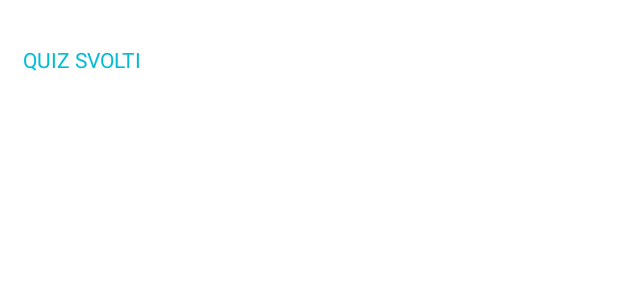
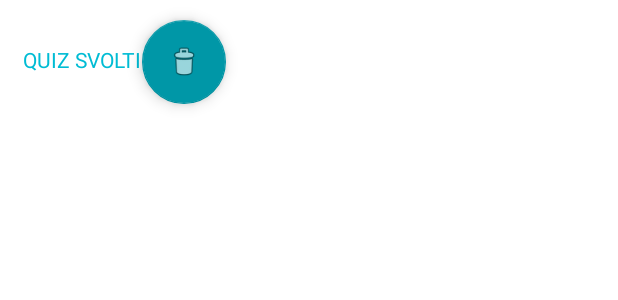
Before and after one commit to matteo07/DirittoPrivato, an Android app: the layout activity_profile.xml on its own in the app's theme, with its tools: preview values and no code run, on a phone screen of 412 x 824 dp. Shown: the top 300 px of the screen. Run offline under Robolectric (Android 15) with nearby library versions, the phone set to English and light mode, and no system bars; network calls fail.

Commit message:
button on profile activity

```diff
--- a/app/src/main/java/com/example/pier/dirittoprivato/MainActivity.java
+++ b/app/src/main/java/com/example/pier/dirittoprivato/MainActivity.java
@@ -1,11 +1,7 @@
 package com.example.pier.dirittoprivato;
 
-import android.content.Context;
-import android.content.DialogInterface;
 import android.content.Intent;
-import android.content.SharedPreferences;
 import android.os.Bundle;
-import android.support.v7.app.AlertDialog;
 import android.support.v7.app.AppCompatActivity;
 import android.view.View;
 import android.widget.Button;
@@ -66,28 +62,4 @@ public class MainActivity extends AppCompatActivity {
         Intent intent = new Intent(this, InformationActivity.class);
         startActivity(intent);
     }
-    //call deleteStats through floating
-    public void deleteStas(View view){
-        AlertDialog.Builder a_builder = new AlertDialog.Builder(MainActivity.this);
-        a_builder.setMessage("Sicuro di voler cancellare le statistiche relative ai quiz svolti fino ad ora?").setCancelable(false)
-                .setPositiveButton("Sì", new DialogInterface.OnClickListener() {
-                    @Override
-                    public void onClick(DialogInterface dialog, int which) {
-                        SharedPreferences sharedPref = getApplicationContext().getSharedPreferences(getString(R.string.storico), Context.MODE_PRIVATE);
-                        sharedPref.edit().clear().commit();
-                        dbAdapter.deleteErrors();
-                    }
-                })
-                .setNegativeButton("No", new DialogInterface.OnClickListener() {
-                    @Override
-                    public void onClick(DialogInterface dialog, int which) {
-                        dialog.cancel();
-                       dialog.cancel();
-
-                    }
-                });
-        AlertDialog alert = a_builder.create();
-        alert.setTitle("");
-        alert.show();
-    }
 }
--- a/app/src/main/java/com/example/pier/dirittoprivato/ProfileActivity.java
+++ b/app/src/main/java/com/example/pier/dirittoprivato/ProfileActivity.java
@@ -1,10 +1,13 @@
 package com.example.pier.dirittoprivato;
 
 import android.content.Context;
+import android.content.DialogInterface;
 import android.content.SharedPreferences;
 import android.os.Bundle;
+import android.support.v7.app.AlertDialog;
 import android.support.v7.app.AppCompatActivity;
 import android.util.Log;
+import android.view.View;
 import android.widget.ArrayAdapter;
 import android.widget.ListView;
 import android.widget.TextView;
@@ -60,4 +63,30 @@ public class ProfileActivity extends AppCompatActivity {
         quizSvolti.setText(getString(R.string.quiz_svolti_textView) + " : " + numQuiz);
 
     }
+
+    //call deleteStats through floating
+    public void deleteStas(View view){
+        AlertDialog.Builder a_builder = new AlertDialog.Builder(ProfileActivity.this);
+        a_builder.setMessage("Sicuro di voler cancellare le statistiche relative ai quiz svolti fino ad ora?").setCancelable(false)
+                .setPositiveButton("Sì", new DialogInterface.OnClickListener() {
+                    @Override
+                    public void onClick(DialogInterface dialog, int which) {
+                        SharedPreferences sharedPref = getApplicationContext().getSharedPreferences(getString(R.string.storico), Context.MODE_PRIVATE);
+                        sharedPref.edit().clear().commit();
+                        dbAdapter.deleteErrors();
+                        finish();
+                    }
+                })
+                .setNegativeButton("No", new DialogInterface.OnClickListener() {
+                    @Override
+                    public void onClick(DialogInterface dialog, int which) {
+                        dialog.cancel();
+                        dialog.cancel();
+
+                    }
+                });
+        AlertDialog alert = a_builder.create();
+        alert.setTitle("");
+        alert.show();
+    }
 }
--- a/app/src/main/res/layout-v21/activity_profile.xml
+++ b/app/src/main/res/layout-v21/activity_profile.xml
@@ -1,22 +1,39 @@
-<RelativeLayout xmlns:android="http://schemas.android.com/apk/res/android"
+<LinearLayout xmlns:android="http://schemas.android.com/apk/res/android"
     xmlns:tools="http://schemas.android.com/tools"
     android:layout_width="match_parent"
     android:layout_height="match_parent"
+    xmlns:app="http://schemas.android.com/apk/res-auto"
     android:background="@color/white"
     tools:context="com.example.pier.dirittoprivato.ProfileActivity"
+    android:orientation="vertical">
+
+    <LinearLayout
+        android:layout_width="match_parent"
+        android:layout_height="wrap_content"
         >
-
-
         <TextView
 
             android:text="@string/quiz_svolti_textView"
-        android:layout_width="384dp"
+            android:layout_width="wrap_content"
             android:id="@+id/quiz_svolti"
             android:layout_height="80dp"
             android:gravity="left|center"
             android:textColor="@color/cyan500"
             android:paddingLeft="15dp"/>
 
+        <android.support.design.widget.FloatingActionButton
+            android:onClick="deleteStas"
+            android:layout_width="wrap_content"
+            android:layout_height="wrap_content"
+            android:layout_gravity="center"
+            android:clickable="true"
+            app:fabSize="normal"
+            app:srcCompat="@android:drawable/ic_menu_delete"
+            android:layout_marginTop="1dp"
+            android:id="@+id/deleteStas"
+            android:layout_centerHorizontal="true"
+            app:backgroundTint="@color/cyan700" />
+    </LinearLayout>
     <ListView
         android:footerDividersEnabled="false"
         android:layout_width="match_parent"
@@ -28,4 +45,6 @@
         android:clickable="false"
         />
 
-</RelativeLayout>
+
+
+</LinearLayout>
--- a/app/src/main/res/layout/activity_profile.xml
+++ b/app/src/main/res/layout/activity_profile.xml
@@ -2,21 +2,38 @@
     xmlns:tools="http://schemas.android.com/tools"
     android:layout_width="match_parent"
     android:layout_height="match_parent"
+    xmlns:app="http://schemas.android.com/apk/res-auto"
     android:background="@color/white"
     tools:context="com.example.pier.dirittoprivato.ProfileActivity"
     android:orientation="vertical">
 
-
+    <LinearLayout
+        android:layout_width="match_parent"
+        android:layout_height="wrap_content"
+        >
     <TextView
 
         android:text="@string/quiz_svolti_textView"
-        android:layout_width="384dp"
+        android:layout_width="wrap_content"
         android:id="@+id/quiz_svolti"
         android:layout_height="80dp"
         android:gravity="left|center"
         android:textColor="@color/cyan500"
         android:paddingLeft="15dp"/>
 
+    <android.support.design.widget.FloatingActionButton
+        android:onClick="deleteStas"
+        android:layout_width="wrap_content"
+        android:layout_height="wrap_content"
+        android:layout_gravity="center"
+        android:clickable="true"
+        app:fabSize="normal"
+        app:srcCompat="@android:drawable/ic_menu_delete"
+        android:layout_marginTop="1dp"
+        android:id="@+id/deleteStas"
+        android:layout_centerHorizontal="true"
+        app:backgroundTint="@color/cyan700" />
+    </LinearLayout>
     <ListView
         android:footerDividersEnabled="false"
         android:layout_width="match_parent"
@@ -29,4 +46,5 @@
         />
 
 
+
 </LinearLayout>
--- a/app/src/main/res/layout/content_main.xml
+++ b/app/src/main/res/layout/content_main.xml
@@ -27,18 +27,6 @@
         android:layout_centerVertical="true"
         android:layout_centerHorizontal="true" />
 
-    <android.support.design.widget.FloatingActionButton
-        android:onClick="deleteStas"
-        android:layout_width="wrap_content"
-        android:layout_height="wrap_content"
-        android:clickable="true"
-        app:fabSize="mini"
-        app:srcCompat="@android:drawable/ic_menu_delete"
-        android:layout_marginTop="15dp"
-        android:id="@+id/deleteStas"
-        android:layout_below="@+id/floatingActionButton"
-        android:layout_centerHorizontal="true"
-        app:backgroundTint="@color/cyan700" />
 
     <android.support.design.widget.FloatingActionButton
         android:onClick="startInformationActivity"
```
Lines whose indentation alone changed are shown as unchanged.
